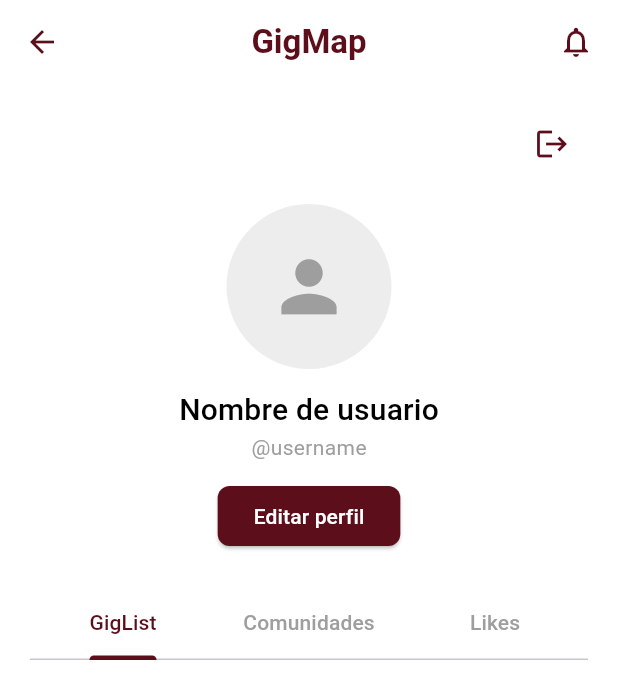
After one commit to StayBits/GigMap-mobile-flutter, a Flutter app: the ProfileView screen opened by its route, after a tap on the "logout" icon, on a phone screen of 412 x 824 dp. The commit adds this screen. Shown: the top 699 px of the screen. Run offline on Flutter 3.47's test engine with Material 3 defaults, Android fonts, the phone set to English and light mode, and no system bars; our stand-ins replace bloc, flutter_bloc, google_maps_flutter, image_picker, shared_preferences; accounts and stored records are empty; network calls fail.

Commit message:
feat: Add profile view

```diff
--- a/lib/main.dart
+++ b/lib/main.dart
@@ -2,7 +2,7 @@ import 'package:flutter/material.dart';
 import 'package:flutter_bloc/flutter_bloc.dart';
 import 'package:gigmap_mobile_flutter/views/HomeShell.dart';
 import 'package:gigmap_mobile_flutter/views/Welcome.dart';
-import 'package:gigmap_mobile_flutter/views/CreateConcertView.dart';
+import 'package:gigmap_mobile_flutter/views/ProfileView.dart';
 import 'package:gigmap_mobile_flutter/bloc/auth/AuthBloc.dart';
 
 void main() {
@@ -23,7 +23,6 @@ class MyApp extends StatelessWidget {
       child: MaterialApp(
         title: 'Gigmap',
         theme: ThemeData(
-
           colorScheme: ColorScheme.fromSeed(seedColor: Colors.deepPurple),
         ),
         initialRoute: '/welcome',
@@ -53,6 +52,19 @@ class MyApp extends StatelessWidget {
                 ),
                 settings: settings,
               );
+
+            case '/editProfile':
+              return MaterialPageRoute(
+                builder: (_) => const Text(
+                  'Edit Profile View',
+                ), // TODO: Replace with actual EditProfileView
+                settings: settings,
+              );
+            case '/profile':
+              return MaterialPageRoute(
+                builder: (_) => const ProfileView(),
+                settings: settings,
+              );
           }
         },
       ),
--- a/lib/views/HomeShell.dart
+++ b/lib/views/HomeShell.dart
@@ -1,8 +1,8 @@
 import 'package:flutter/material.dart';
 import 'package:gigmap_mobile_flutter/components/GigmapBottomBar.dart';
-import 'package:gigmap_mobile_flutter/views/ConcertList.dart';
 import 'package:gigmap_mobile_flutter/views/HomeView.dart';
 import 'package:gigmap_mobile_flutter/views/MapView.dart';
+import 'package:gigmap_mobile_flutter/views/ProfileView.dart';
 
 class HomeShell extends StatefulWidget {
   const HomeShell({super.key, this.initialIndex = 0, this.selectedConcertId});
@@ -22,11 +22,12 @@ class _HomeShellState extends State<HomeShell> {
   @override
   void initState() {
     super.initState();
-    _currentIndex = widget.initialIndex.clamp(0, 1);
+    _currentIndex = widget.initialIndex.clamp(0, 2);
 
     _pages = [
       const HomeView(),
       MapView(selectedConcertId: widget.selectedConcertId),
+      const ProfileView(),
     ];
   }
 
--- /dev/null
+++ b/lib/views/ProfileView.dart
@@ -0,0 +1,149 @@
+import 'package:flutter/material.dart';
+import 'package:gigmap_mobile_flutter/components/GigmapAppBar.dart';
+
+class ProfileView extends StatefulWidget {
+  const ProfileView({super.key});
+
+  @override
+  State<ProfileView> createState() => _ProfileViewState();
+}
+
+class _ProfileViewState extends State<ProfileView> {
+  late int _selectedTab;
+
+  @override
+  void initState() {
+    super.initState();
+    _selectedTab = 0;
+  }
+
+  @override
+  Widget build(BuildContext context) {
+    final bool isOwner = true; // Placeholder for current user vs viewed user
+    final bool isArtist = false; // Placeholder for user role
+    final String? currentUserImage = ""; // Placeholder
+    final String currentUserName = "Nombre de usuario"; // Placeholder
+    final String currentUsername = "@username"; // Placeholder
+
+    final List<String> tabOptions = isArtist
+        ? ["Conciertos", "Comunidades", "Likes"]
+        : ["GigList", "Comunidades", "Likes"];
+
+    return DefaultTabController(
+      length: tabOptions.length,
+      initialIndex: _selectedTab,
+      child: Scaffold(
+        backgroundColor: Colors.white,
+        appBar: GigMapAppBar(context: context),
+        body: SingleChildScrollView(
+          child: Padding(
+            padding: const EdgeInsets.symmetric(
+              horizontal: 20.0,
+              vertical: 16.0,
+            ),
+            child: Column(
+              crossAxisAlignment: CrossAxisAlignment.center,
+              children: [
+                // Row below the custom AppBar that shows the title and logout action
+                Padding(
+                  padding: const EdgeInsets.only(bottom: 8.0),
+                  child: Row(
+                    mainAxisAlignment: MainAxisAlignment.end,
+                    children: [
+                      if (isOwner)
+                        IconButton(
+                          icon: const Icon(Icons.logout, color: Color(0xFF5C0F1A)),
+                          onPressed: () {},
+                        ),
+                    ],
+                  ),
+                ),
+                const SizedBox(height: 8.0),
+
+                // HEADER
+                Column(
+                  children: [
+                    CircleAvatar(
+                      radius: 55,
+                      backgroundColor: const Color(0xFFEDEDED),
+                      backgroundImage:
+                          currentUserImage != null &&
+                              currentUserImage.isNotEmpty
+                          ? NetworkImage(currentUserImage)
+                          : null,
+                      child:
+                          currentUserImage == null || currentUserImage.isEmpty
+                          ? const Icon(
+                              Icons.person,
+                              size: 55,
+                              color: Colors.grey,
+                            )
+                          : null,
+                    ),
+                    const SizedBox(height: 12.0),
+                    Text(
+                      currentUserName,
+                      style: Theme.of(context).textTheme.titleMedium?.copyWith(
+                        fontSize: 20.0,
+                        color: Colors.black,
+                      ),
+                    ),
+                    Text(
+                      currentUsername,
+                      style: const TextStyle(
+                        fontSize: 14.0,
+                        color: Colors.grey,
+                      ),
+                    ),
+                    const SizedBox(height: 12.0),
+                    if (isOwner)
+                      ElevatedButton(
+                        onPressed: () {},
+                        style: ElevatedButton.styleFrom(
+                          backgroundColor: const Color(0xFF5C0F1A),
+                          shape: RoundedRectangleBorder(
+                            borderRadius: BorderRadius.circular(8.0),
+                          ),
+                        ),
+                        child: const Text(
+                          "Editar perfil",
+                          style: TextStyle(color: Colors.white),
+                        ),
+                      )
+                    else
+                      ElevatedButton(
+                        onPressed: () {},
+                        style: ElevatedButton.styleFrom(
+                          shape: RoundedRectangleBorder(
+                            borderRadius: BorderRadius.circular(8.0),
+                          ),
+                        ),
+                        child: Text(
+                          "Seguir",
+                          style: const TextStyle(color: Colors.white),
+                        ),
+                      ),
+                  ],
+                ),
+                const SizedBox(height: 24.0),
+
+                // TABS
+                TabBar(
+                  indicatorColor: const Color(0xFF5C0F1A),
+                  labelColor: const Color(0xFF5C0F1A),
+                  unselectedLabelColor: Colors.grey,
+                  onTap: (index) {
+                    setState(() {
+                      _selectedTab = index;
+                    });
+                  },
+                  tabs: tabOptions.map((title) => Tab(text: title)).toList(),
+                ),
+              ],
+            ),
+          ),
+        ),
+      ),
+    );
+  }
+}
```
Also changed, not shown: pubspec.lock.
